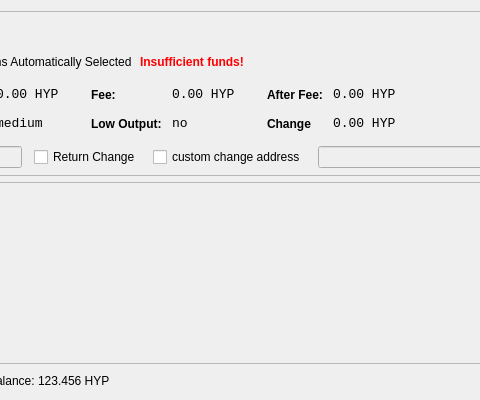
Old version of the form src/qt/forms/sendcoinsdialog.ui in the repository davidlatapie/HyperStake; both pictures show x 199 to 679 and y 0 to 400 of the 850 by 400 pixel window.
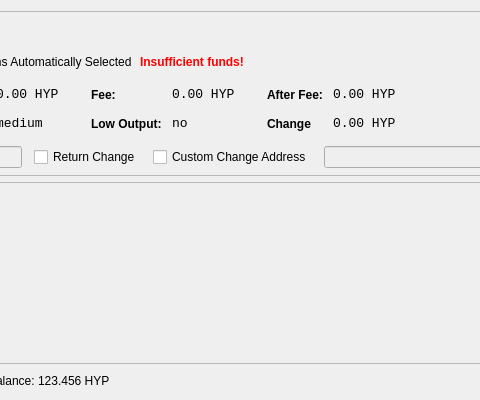
New version of the form. Icons and pictures are not drawn.

Commit message: add tooltips to sendcoinsdialog

```diff
--- a/src/qt/forms/sendcoinsdialog.ui
+++ b/src/qt/forms/sendcoinsdialog.ui
@@ -586,7 +586,7 @@
           <item>
            <widget class="QCheckBox" name="checkBoxCoinControlChange">
             <property name="text">
-             <string>custom change address</string>
+             <string>Custom Change Address</string>
             </property>
            </widget>
           </item>
```
Left out of the diff: 22 changed lines with no effect on the pictures. The commit also changes 1 other file.
